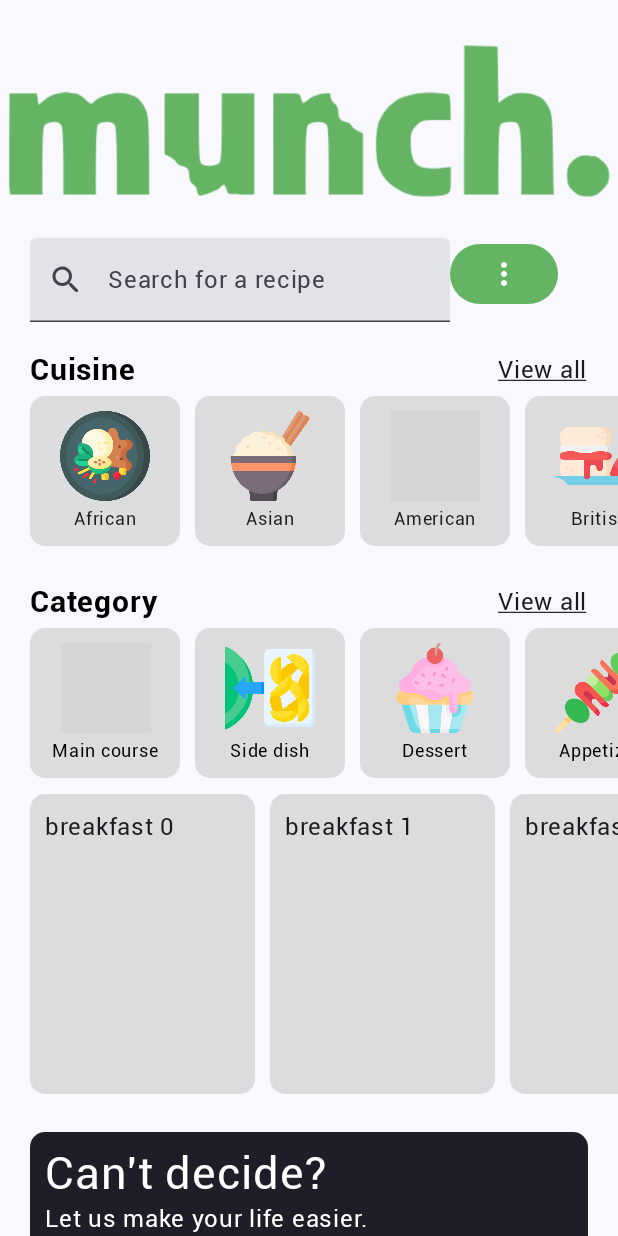
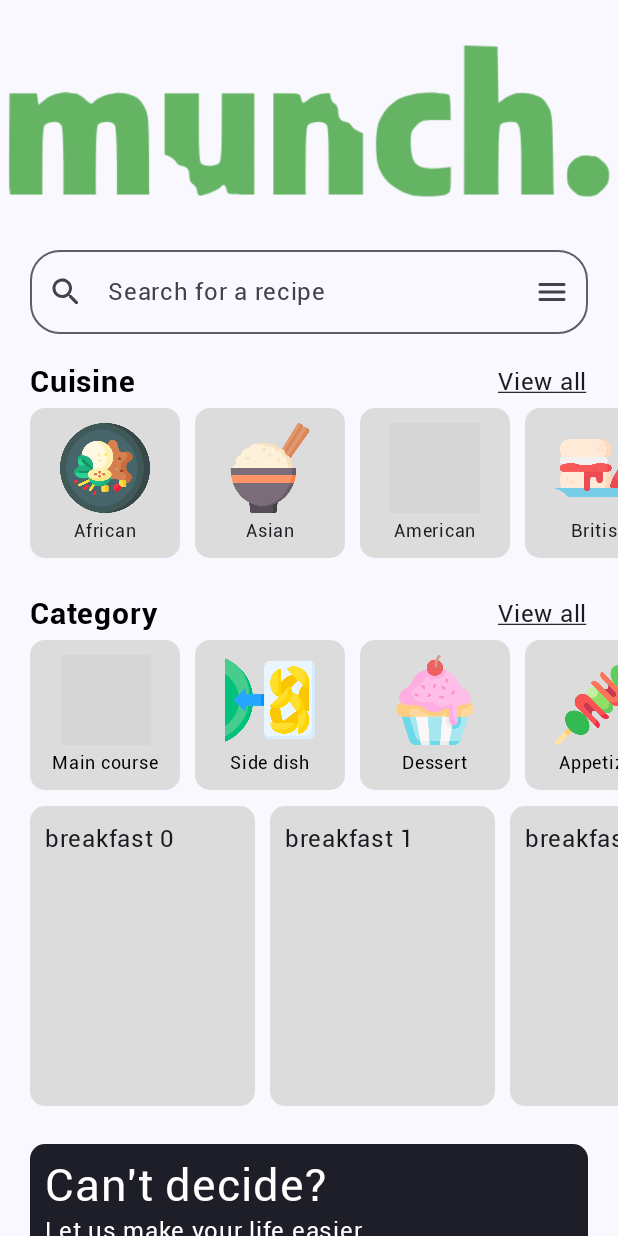
Before and after one commit to brentcenci/RecipesApplication, an Android app built with Jetpack Compose: the screen it shows after launch (MainActivity), on a phone screen of 412 x 824 dp. Run offline under Robolectric (Android 15) with nearby library versions, the phone set to English and light mode, and no system bars; grey boxes are pictures that could not be loaded.

Commit message:
Redesign of Search Bar to OutlinedTextField

```diff
--- a/app/src/main/java/com/brentcodes/recipesapplication/ui/redesign/MainScreen.kt
+++ b/app/src/main/java/com/brentcodes/recipesapplication/ui/redesign/MainScreen.kt
@@ -6,6 +6,7 @@ import androidx.compose.foundation.clickable
 import androidx.compose.foundation.layout.Arrangement
 import androidx.compose.foundation.layout.Box
 import androidx.compose.foundation.layout.Column
+import androidx.compose.foundation.layout.IntrinsicSize
 import androidx.compose.foundation.layout.PaddingValues
 import androidx.compose.foundation.layout.Row
 import androidx.compose.foundation.layout.Spacer
@@ -23,6 +24,7 @@ import androidx.compose.foundation.lazy.items
 import androidx.compose.foundation.shape.RoundedCornerShape
 import androidx.compose.material.icons.Icons
 import androidx.compose.material.icons.filled.MoreVert
+import androidx.compose.material.icons.rounded.Menu
 import androidx.compose.material.icons.rounded.PlayArrow
 import androidx.compose.material.icons.rounded.Search
 import androidx.compose.material3.Button
@@ -30,6 +32,8 @@ import androidx.compose.material3.ButtonDefaults
 import androidx.compose.material3.Card
 import androidx.compose.material3.ExperimentalMaterial3Api
 import androidx.compose.material3.Icon
+import androidx.compose.material3.IconButton
+import androidx.compose.material3.OutlinedTextField
 import androidx.compose.material3.Text
 import androidx.compose.material3.TextField
 import androidx.compose.runtime.Composable
@@ -82,17 +86,23 @@ fun MainScreen(modifier: Modifier = Modifier) {
         //Search Bar
         item {
             Column(Modifier.padding(paddingValues)) {
-                Row {
-                    TextField(
+                Row(
+                    verticalAlignment = Alignment.CenterVertically
+                ) {
+                    OutlinedTextField(
                         value = searchBar.value,
                         onValueChange = { searchBar.value} ,
                         maxLines = 1,
                         label = { Text("Search for a recipe") },
-                        leadingIcon = { Icon(Icons.Rounded.Search, "Search Icon") }
+                        leadingIcon = { Icon(Icons.Rounded.Search, "Search Icon") },
+                        shape = RoundedCornerShape(20.dp),
+                        trailingIcon = {
+                            IconButton(onClick = { /*TODO*/ }) {
+                                Icon(imageVector = Icons.Rounded.Menu, contentDescription = "Menu Icon")
+                            }
+                        },
+                        modifier = Modifier.fillMaxWidth()
                     )
-                    Button(onClick = { /*TODO*/ }, colors = ButtonDefaults.buttonColors(containerColor = MainGreen)) {
-                        Icon(imageVector = Icons.Default.MoreVert, contentDescription = "Filters")
-                    }
                 }
             }
         }
@@ -148,7 +158,9 @@ fun MainScreen(modifier: Modifier = Modifier) {
                             contentAlignment = Alignment.Center
                         ) {
                             Column {
-                                Image(painterResource(id = it.second), contentDescription = "", modifier = Modifier.size(60.dp).align(Alignment.CenterHorizontally))
+                                Image(painterResource(id = it.second), contentDescription = "", modifier = Modifier
+                                    .size(60.dp)
+                                    .align(Alignment.CenterHorizontally))
                                 Text(text = it.first.replaceFirstChar { it.uppercase() }, fontSize = 12.sp, modifier = Modifier.align(alignment = Alignment.CenterHorizontally))
                             }
 
@@ -192,7 +204,10 @@ fun MainScreen(modifier: Modifier = Modifier) {
                         Box(
                             modifier = Modifier
                                 .padding(top = 5.dp, end = 10.dp, bottom = 5.dp)
-                                .background(if (isSelected) MainGreen else LightGrey, RoundedCornerShape(10.dp))
+                                .background(
+                                    if (isSelected) MainGreen else LightGrey,
+                                    RoundedCornerShape(10.dp)
+                                )
                                 .width(100.dp)
                                 .aspectRatio(1f)
                                 .padding(10.dp)
@@ -200,7 +215,9 @@ fun MainScreen(modifier: Modifier = Modifier) {
                             contentAlignment = Alignment.Center
                         ) {
                             Column {
-                                Image(painterResource(id = it.second), contentDescription = "", modifier = Modifier.size(60.dp).align(Alignment.CenterHorizontally))
+                                Image(painterResource(id = it.second), contentDescription = "", modifier = Modifier
+                                    .size(60.dp)
+                                    .align(Alignment.CenterHorizontally))
                                 Text(text = it.first.replaceFirstChar { it.uppercase() }, fontSize = 12.sp, color = if (isSelected) Color.White else Color.Black, modifier = Modifier.align(alignment = Alignment.CenterHorizontally))
                             }
 
```
